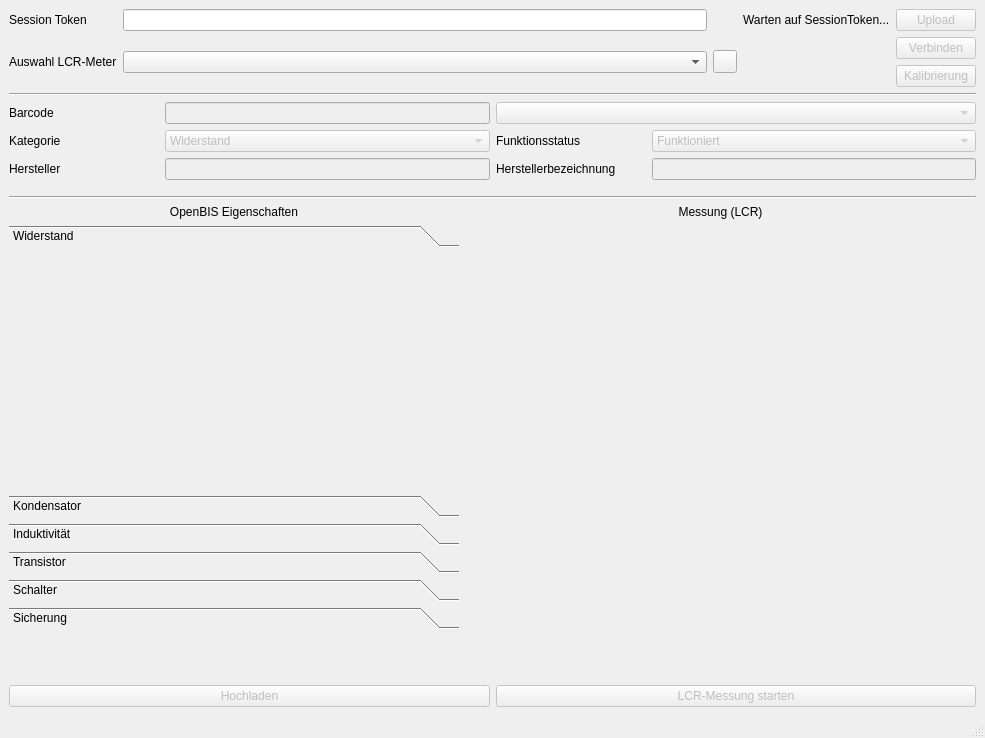
Above: src/ui/form.ui from cckssr/ElectricComponentCheck before the change. Below: the same form after it.
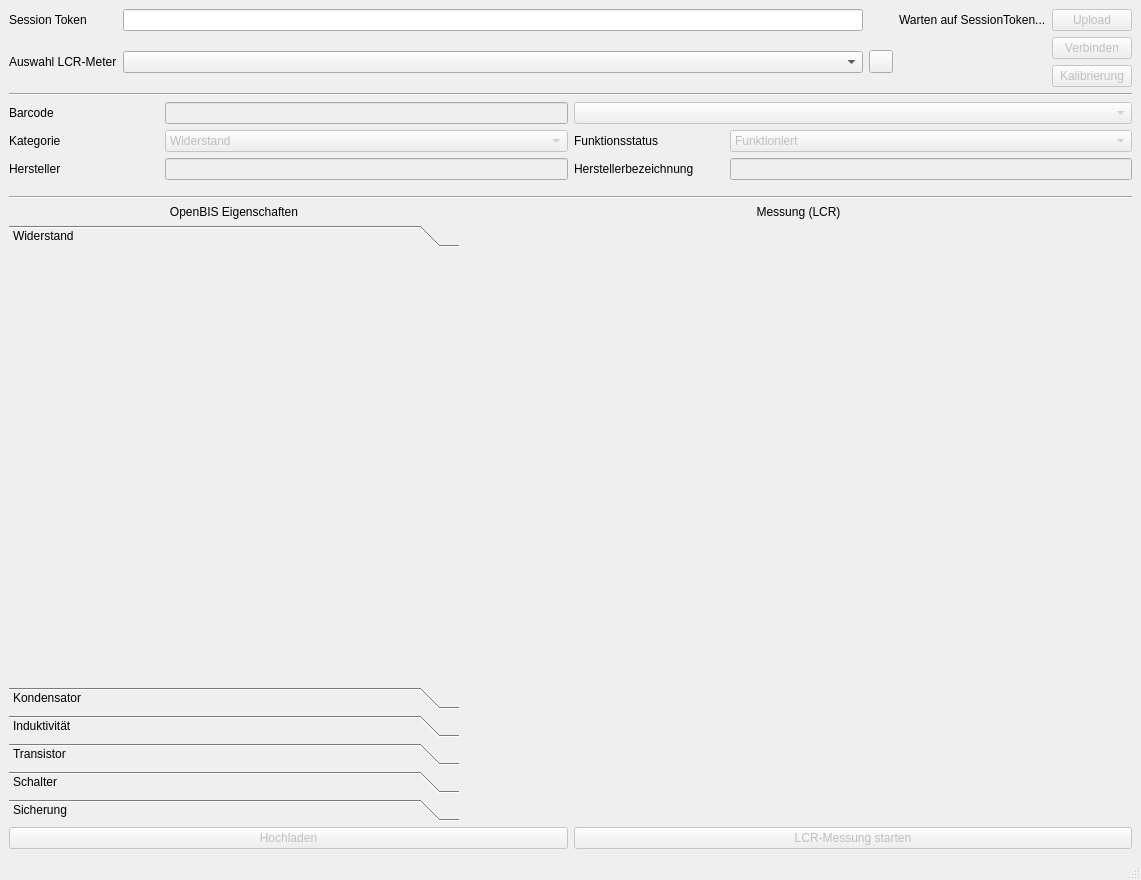
That is the form after the change. The open tabs and pages were chosen to show the change. Icons and pictures are not drawn.

The edit to the form file:
```diff
--- a/src/ui/form.ui
+++ b/src/ui/form.ui
@@ -6,8 +6,8 @@
    <rect>
     <x>0</x>
     <y>0</y>
-    <width>985</width>
-    <height>738</height>
+    <width>1141</width>
+    <height>880</height>
    </rect>
   </property>
   <property name="windowTitle">
@@ -457,9 +457,9 @@
      </widget>
     </item>
     <item row="4" column="1" colspan="2">
-     <layout class="QGridLayout" name="special" columnstretch="0,1">
+     <layout class="QGridLayout" name="special" rowstretch="0,0,1" columnstretch="0,1">
       <property name="bottomMargin">
-       <number>50</number>
+       <number>0</number>
       </property>
       <item row="0" column="1">
        <widget class="QLabel" name="label_8">
@@ -481,7 +481,24 @@
         </property>
        </widget>
       </item>
-      <item row="1" column="0">
+      <item row="2" column="1">
+       <widget class="QWidget" name="plot_widget" native="true">
+        <property name="minimumSize">
+         <size>
+          <width>100</width>
+          <height>10</height>
+         </size>
+        </property>
+       </widget>
+      </item>
+      <item row="1" column="1">
+       <widget class="QLabel" name="lcr_statistics">
+        <property name="text">
+         <string/>
+        </property>
+       </widget>
+      </item>
+      <item row="1" column="0" rowspan="2">
        <widget class="QToolBox" name="specific">
         <property name="sizePolicy">
          <sizepolicy hsizetype="MinimumExpanding" vsizetype="Expanding">
@@ -504,7 +521,7 @@
            <x>0</x>
            <y>0</y>
            <width>450</width>
-           <height>90</height>
+           <height>281</height>
           </rect>
          </property>
          <attribute name="label">
@@ -584,16 +601,6 @@
         </widget>
        </widget>
       </item>
-      <item row="1" column="1">
-       <widget class="QWidget" name="plot_widget" native="true">
-        <property name="minimumSize">
-         <size>
-          <width>100</width>
-          <height>10</height>
-         </size>
-        </property>
-       </widget>
-      </item>
      </layout>
     </item>
     <item row="5" column="1">
```
Left out of the diff: 14 changed lines with no effect on the pictures.
